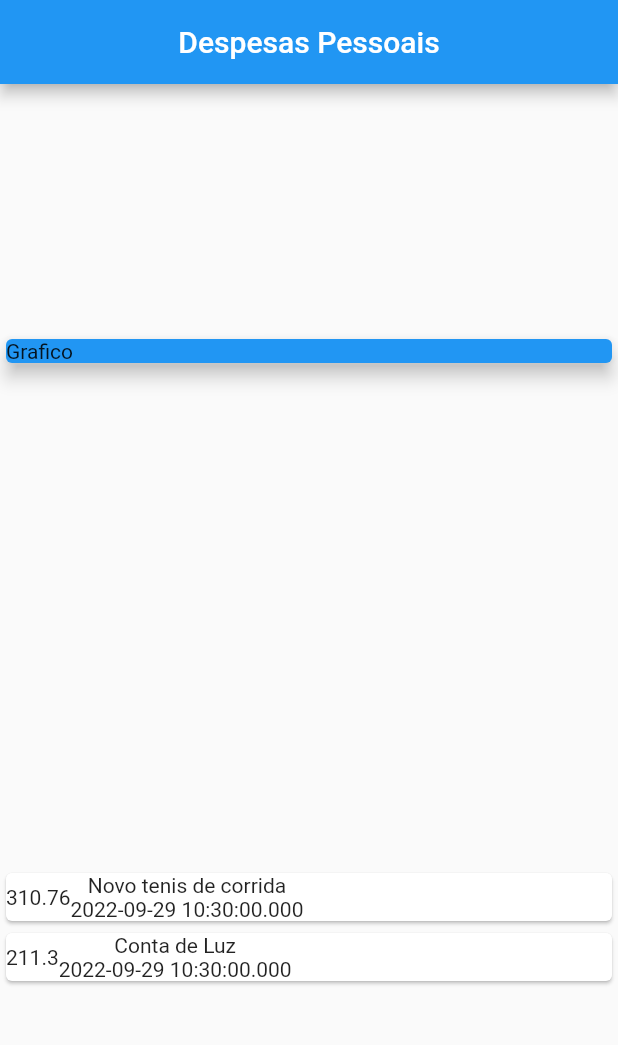
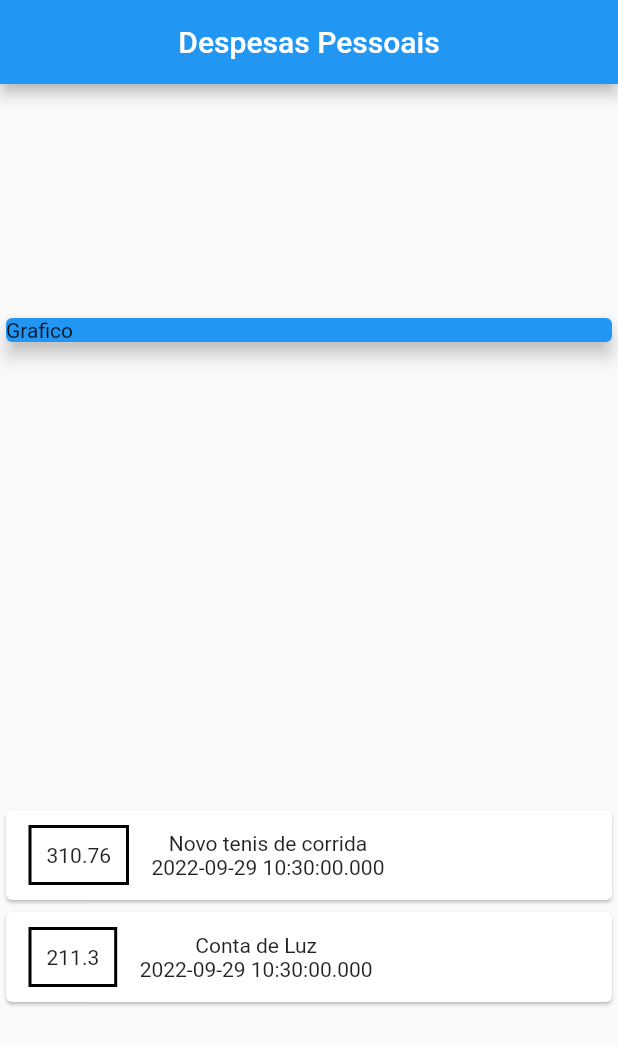
Before and after one commit to absjuniordev/expenses, a Flutter app: the screen it shows after launch, on a phone screen of 412 x 824 dp. Shown: the top 1045 px of the screen. Run offline on Flutter 3.47's test engine with Material 2 defaults, Android fonts, the phone set to English and light mode, and no system bars.

Commit message:
Aplicando Estilo no Container

```diff
--- a/lib/main.dart
+++ b/lib/main.dart
@@ -53,6 +53,14 @@ class MyHomePage extends StatelessWidget {
                   child: Row(
                     children: [
                       Container(
+                        margin:
+                            EdgeInsets.symmetric(horizontal: 15, vertical: 10),
+                        decoration: BoxDecoration(
+                            border: Border.all(
+                          color: Colors.black,
+                          width: 2,
+                        )),
+                        padding: EdgeInsets.all(10),
                         child: Text(tr.value.toString()),
                       ),
                       Column(
```
